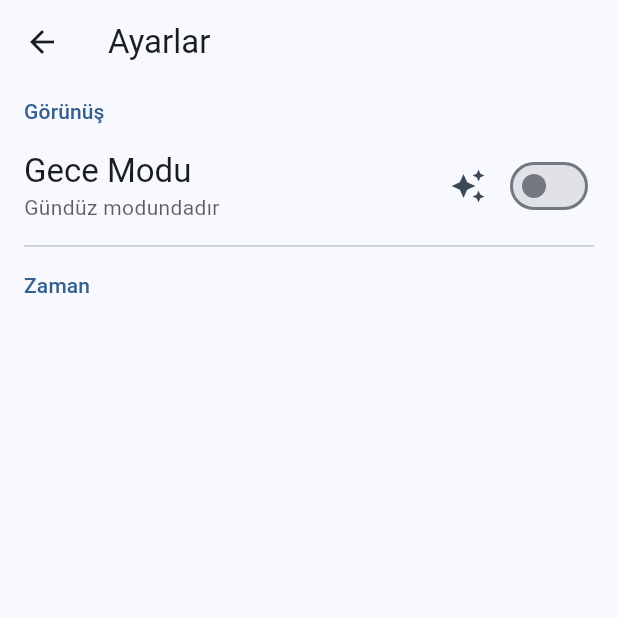
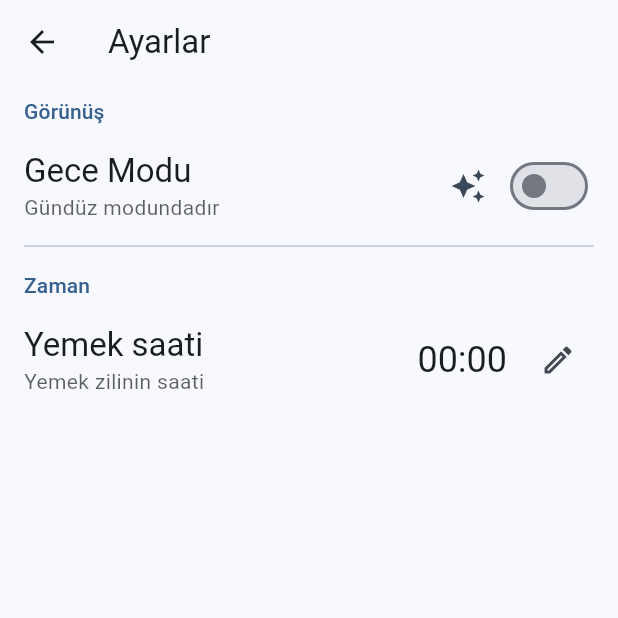
Before and after one commit to IAmThe2ndHuman/ted_yemek, a Flutter app: the Settings screen opened by its route, after a tap on the "auto awesome" icon, on a phone screen of 412 x 824 dp, the top half of it. Run offline on Flutter 3.47's test engine with Material 2 defaults, Android fonts, the phone set to English and light mode, and no system bars; drawn by our look-alikes of dynamic_color; our stand-ins replace awesome_notifications, bloc, equatable, flutter_bloc, flutter_svg, package_info_plus and 1 more; missing offline and left inert: workmanager; accounts and stored records are empty; network calls fail; project files that could hold a hidden picture were left out.

Commit message:
settings cubit + repo functionality for lunch time

```diff
--- a/lib/pages/settings/bloc/settings_cubit.dart
+++ b/lib/pages/settings/bloc/settings_cubit.dart
@@ -1,5 +1,6 @@
 import 'package:bloc/bloc.dart';
 import 'package:equatable/equatable.dart';
+import 'package:flutter/material.dart';
 
 import '../../../repositories/settings_repository.dart';
 
@@ -9,8 +10,8 @@ class SettingsCubit extends Cubit<SettingsState> {
   final SettingsRepository _settingsRepository;
   SettingsCubit(this._settingsRepository) : super(const SettingsInitial());
 
-  Future<void> initialize() async {
-    emit(SettingsInitialized(_settingsRepository.brightness));
+  void initialize() {
+    emit(SettingsInitialized(_settingsRepository.brightness, _settingsRepository.lunchtimeTime));
   }
 
   // Future<void> setUseWallpaperColors(bool value) async {
@@ -20,6 +21,11 @@ class SettingsCubit extends Cubit<SettingsState> {
 
   Future<void> setBrightness(AppBrightness value) async {
     await _settingsRepository.setBrightness(value);
-    await initialize();
+    initialize();
+  }
+
+  Future<void> setLunchtimeTime(TimeOfDay timeOfDay) async {
+    await _settingsRepository.setLunchtimeTime(timeOfDay);
+    initialize();
   }
 }
--- a/lib/pages/settings/bloc/settings_state.dart
+++ b/lib/pages/settings/bloc/settings_state.dart
@@ -13,12 +13,13 @@ class SettingsInitial extends SettingsState {
 
 class SettingsInitialized extends SettingsState {
   final AppBrightness brightness;
+  final TimeOfDay lunchtimeTime;
   // final bool useWallpaperColors;
   // final Color customColor;
   // final bool supportsMaterial3;
 
-  const SettingsInitialized(this.brightness);
+  const SettingsInitialized(this.brightness, this.lunchtimeTime);
 
   @override
-  List<Object> get props => [brightness];
+  List<Object> get props => [brightness, lunchtimeTime];
 }
--- a/lib/pages/settings/settings.dart
+++ b/lib/pages/settings/settings.dart
@@ -49,7 +49,18 @@ class Settings extends StatelessWidget {
       ),
       Divider(),
       const SettingHeaderTile(title: "Zaman"),
-
+      SettingTile(
+        title: "Yemek saati",
+        description: "Yemek zilinin saati",
+        actions: [
+          Text("00:00", style: Theme.of(context).textTheme.headlineSmall),
+          SizedBox(width: 10),
+          IconButton(
+            onPressed: () {},
+            icon: Icon(Icons.edit_outlined),
+          )
+        ],
+      )
       // if (state.supportsMaterial3)
       //   ListTile(
       //     title: Text("Material You"),
--- a/lib/repositories/settings_repository.dart
+++ b/lib/repositories/settings_repository.dart
@@ -7,6 +7,9 @@ class SettingsRepository {
   // static const String _useWallpaperColors = "data.settings.useWallpaperColors";
   static const String _brightness = "data.settings.brightness";
 
+  static const String _lunchtimeHour = "data.settings.lunchtime.h";
+  static const String _lunchtimeMinute = "data.settings.lunchtime.m";
+
   final SharedPreferences preferences;
   // final bool supportsMaterial3;
 
@@ -15,6 +18,15 @@ class SettingsRepository {
   AppBrightness get brightness => AppBrightness.fromId(preferences.getInt(_brightness));
   Future<void> setBrightness(AppBrightness value) async {
     await preferences.setInt(_brightness, value.id);
+  }
+
+  static const TimeOfDay _defaultLunchtimeTime = TimeOfDay(hour: 12, minute: 10);
+  TimeOfDay get lunchtimeTime => TimeOfDay(
+      hour: preferences.getInt(_lunchtimeHour) ?? _defaultLunchtimeTime.hour,
+      minute: preferences.getInt(_lunchtimeMinute) ?? _defaultLunchtimeTime.minute);
+  Future<void> setLunchtimeTime(TimeOfDay timeOfDay) async {
+    await preferences.setInt(_lunchtimeHour, timeOfDay.hour);
+    await preferences.setInt(_lunchtimeMinute, timeOfDay.minute);
   }
 
   // bool get useWallpaperColors => preferences.getBool(_useWallpaperColors) ?? true;
```
Also changed, not shown: lib/pages/home/components/reminder_icon_button.dart (+18 -45 lines), pubspec.lock.
